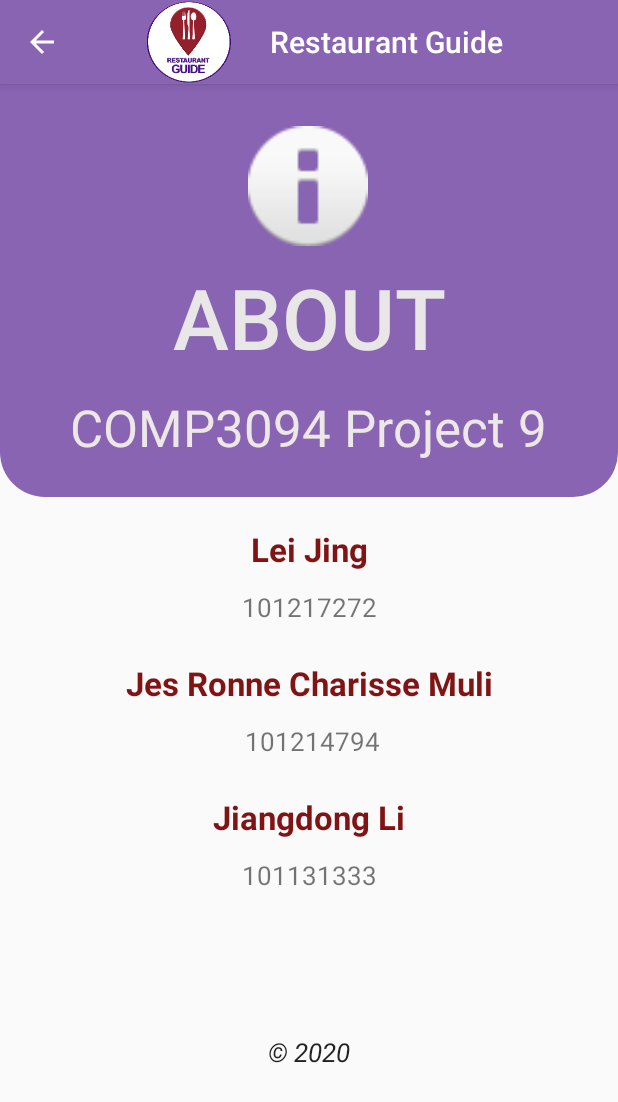
After one commit to 101131333/comp3074_project, an Android app: the AboutActivity screen opened directly, with no data from a screen before it, on a phone screen of 412 x 824 dp. The commit adds this screen. Shown: the top 1102 px of the screen. Run offline under Robolectric (Android 15) with nearby library versions, the phone set to English and light mode, and no system bars.

Commit message:
add about activity, customize action bar

```diff
--- /dev/null
+++ b/app/src/main/java/ca/gbc/comp3074/restaurantguide/AboutActivity.java
@@ -0,0 +1,14 @@
+package ca.gbc.comp3074.restaurantguide;
+
+import androidx.appcompat.app.AppCompatActivity;
+
+import android.os.Bundle;
+
+public class AboutActivity extends AppCompatActivity {
+
+    @Override
+    protected void onCreate(Bundle savedInstanceState) {
+        super.onCreate(savedInstanceState);
+        setContentView(R.layout.activity_about);
+    }
+}
--- a/app/src/main/java/ca/gbc/comp3074/restaurantguide/MainActivity.java
+++ b/app/src/main/java/ca/gbc/comp3074/restaurantguide/MainActivity.java
@@ -1,11 +1,16 @@
 package ca.gbc.comp3074.restaurantguide;
 
+import androidx.annotation.NonNull;
 import androidx.appcompat.app.AppCompatActivity;
 
 import android.annotation.SuppressLint;
+import android.app.ActionBar;
 import android.content.Intent;
 import android.os.Bundle;
 import android.os.Handler;
+import android.view.Menu;
+import android.view.MenuInflater;
+import android.view.MenuItem;
 import android.view.WindowManager;
 import android.view.animation.Animation;
 import android.view.animation.AnimationUtils;
@@ -14,15 +19,36 @@ import android.widget.TextView;
 
 public class MainActivity extends AppCompatActivity {
 
-
     @SuppressLint("ResourceType")
     @Override
     protected void onCreate(Bundle savedInstanceState) {
         super.onCreate(savedInstanceState);
         setContentView(R.layout.activity_main);
-
-
     }
 
+    //opens About Activity
+    private void openAboutActivity(){
+        Intent start = new Intent(getApplicationContext(), AboutActivity.class);
+        startActivity(start);
+    }
+
+    // menu implementation
+    @Override
+    public boolean onCreateOptionsMenu(Menu menu) {
+        MenuInflater inf = getMenuInflater();
+        inf.inflate(R.menu.main_menu, menu);
+        return true;
+    }
+
+    // if menu is clicked
+    @Override
+    public boolean onOptionsItemSelected(@NonNull MenuItem item) {
+        switch (item.getItemId()) {
+            case R.id.menuAbout:
+                openAboutActivity();
+            default:
+                return super.onOptionsItemSelected(item);
+        }
+    }
 
 }
--- a/app/src/main/java/ca/gbc/comp3074/restaurantguide/splash_screen.java
+++ b/app/src/main/java/ca/gbc/comp3074/restaurantguide/splash_screen.java
@@ -21,7 +21,7 @@ public class splash_screen extends AppCompatActivity {
     ImageView image;
     ProgressBar progress;
 
-    private static int SPLASH_SCREEN = 6000; // 5sec to MainActivity
+    private static int SPLASH_SCREEN = 6000; // 6sec to MainActivity
     private ProgressBar progressBar;
     private TextView loading;
     private int status = 0;
@@ -32,7 +32,7 @@ public class splash_screen extends AppCompatActivity {
     protected void onCreate(Bundle savedInstanceState) {
         super.onCreate(savedInstanceState);
         // hide status and action bar
-        getWindow().setFlags(WindowManager.LayoutParams.FLAG_FULLSCREEN, WindowManager.LayoutParams.FLAG_FULLSCREEN);
+        //getWindow().setFlags(WindowManager.LayoutParams.FLAG_FULLSCREEN, WindowManager.LayoutParams.FLAG_FULLSCREEN);
         setContentView(R.layout.activity_splash_screen);
 
         // Animations
--- /dev/null
+++ b/app/src/main/res/drawable/shape.xml
@@ -0,0 +1,8 @@
+<?xml version="1.0" encoding="UTF-8"?>
+<shape xmlns:android="http://schemas.android.com/apk/res/android"
+    android:shape="rectangle">
+    <corners
+        android:bottomLeftRadius="30dp"
+        android:bottomRightRadius="30dp" />
+
+</shape>
--- /dev/null
+++ b/app/src/main/res/layout/activity_about.xml
@@ -0,0 +1,152 @@
+<?xml version="1.0" encoding="utf-8"?>
+<androidx.constraintlayout.widget.ConstraintLayout xmlns:android="http://schemas.android.com/apk/res/android"
+    xmlns:app="http://schemas.android.com/apk/res-auto"
+    xmlns:tools="http://schemas.android.com/tools"
+    android:layout_width="match_parent"
+    android:layout_height="match_parent"
+    tools:context=".AboutActivity">
+
+    <ImageView
+        android:id="@+id/imageView4"
+        android:layout_width="match_parent"
+        android:layout_height="275dp"
+        android:background="@drawable/shape"
+        android:backgroundTint="#8864B3"
+        app:layout_constraintBottom_toBottomOf="parent"
+        app:layout_constraintEnd_toEndOf="parent"
+        app:layout_constraintHorizontal_bias="0.0"
+        app:layout_constraintStart_toStartOf="parent"
+        app:layout_constraintTop_toTopOf="parent"
+        app:layout_constraintVertical_bias="0.0" />
+
+    <ImageView
+        android:id="@+id/info_logo"
+        android:layout_width="96dp"
+        android:layout_height="80dp"
+        app:layout_constraintBottom_toBottomOf="parent"
+        app:layout_constraintEnd_toEndOf="parent"
+        app:layout_constraintHorizontal_bias="0.498"
+        app:layout_constraintStart_toStartOf="parent"
+        app:layout_constraintTop_toTopOf="parent"
+        app:layout_constraintVertical_bias="0.041"
+        app:srcCompat="@android:drawable/ic_dialog_info" />
+
+    <TextView
+        android:id="@+id/aboutText"
+        android:layout_width="269dp"
+        android:layout_height="78dp"
+        android:layout_marginTop="10dp"
+        android:fontFamily="sans-serif-medium"
+        android:text="ABOUT"
+        android:textAlignment="center"
+        android:textAppearance="@style/TextAppearance.AppCompat.Display3"
+        android:textColor="#E8E6E6"
+        app:layout_constraintBottom_toBottomOf="parent"
+        app:layout_constraintEnd_toEndOf="parent"
+        app:layout_constraintStart_toStartOf="parent"
+        app:layout_constraintTop_toBottomOf="@+id/info_logo"
+        app:layout_constraintVertical_bias="0.0" />
+
+    <TextView
+        android:id="@+id/titleText"
+        android:layout_width="wrap_content"
+        android:layout_height="wrap_content"
+        android:layout_marginTop="10dp"
+        android:text="COMP3094 Project 9"
+        android:textAppearance="@style/TextAppearance.AppCompat.Display1"
+        android:textColor="#EDE7E7"
+        app:layout_constraintEnd_toEndOf="parent"
+        app:layout_constraintHorizontal_bias="0.493"
+        app:layout_constraintStart_toStartOf="parent"
+        app:layout_constraintTop_toBottomOf="@+id/aboutText" />
+
+    <TextView
+        android:id="@+id/Lei"
+        android:layout_width="wrap_content"
+        android:layout_height="wrap_content"
+        android:layout_marginTop="44dp"
+        android:text="Lei Jing"
+        android:textAppearance="@style/TextAppearance.AppCompat.Large"
+        android:textColor="#801414"
+        android:textStyle="bold"
+        app:layout_constraintEnd_toEndOf="parent"
+        app:layout_constraintStart_toStartOf="parent"
+        app:layout_constraintTop_toBottomOf="@+id/titleText" />
+
+    <TextView
+        android:id="@+id/LeiID"
+        android:layout_width="wrap_content"
+        android:layout_height="wrap_content"
+        android:layout_marginTop="12dp"
+        android:textAlignment="viewStart"
+        android:textSize="17dp"
+        android:text="101217272"
+        app:layout_constraintEnd_toEndOf="parent"
+        app:layout_constraintStart_toStartOf="parent"
+        app:layout_constraintTop_toBottomOf="@+id/Lei" />
+
+    <TextView
+        android:id="@+id/Jes"
+        android:layout_width="wrap_content"
+        android:layout_height="wrap_content"
+        android:layout_marginTop="24dp"
+        android:text="Jes Ronne Charisse Muli"
+        android:textAppearance="@style/TextAppearance.AppCompat.Large"
+        android:textColor="#801414"
+        android:textStyle="bold"
+        app:layout_constraintEnd_toEndOf="parent"
+        app:layout_constraintStart_toStartOf="parent"
+        app:layout_constraintTop_toBottomOf="@+id/LeiID" />
+
+    <TextView
+        android:id="@+id/Jiangdong"
+        android:layout_width="wrap_content"
+        android:layout_height="wrap_content"
+        android:layout_marginTop="24dp"
+        android:text="Jiangdong Li"
+        android:textAppearance="@style/TextAppearance.AppCompat.Large"
+        android:textColor="#801414"
+        android:textStyle="bold"
+        app:layout_constraintEnd_toEndOf="parent"
+        app:layout_constraintStart_toStartOf="parent"
+        app:layout_constraintTop_toBottomOf="@+id/JesID" />
+
+    <TextView
+        android:id="@+id/JesID"
+        android:layout_width="wrap_content"
+        android:layout_height="wrap_content"
+        android:layout_marginTop="12dp"
+        android:text="101214794"
+        android:textSize="17dp"
+        app:layout_constraintEnd_toEndOf="parent"
+        app:layout_constraintHorizontal_bias="0.507"
+        app:layout_constraintStart_toStartOf="parent"
+        app:layout_constraintTop_toBottomOf="@+id/Jes" />
+
+    <TextView
+        android:id="@+id/JiandongID"
+        android:layout_width="wrap_content"
+        android:layout_height="wrap_content"
+        android:layout_marginTop="12dp"
+        android:text="101131333"
+        android:textSize="17dp"
+        app:layout_constraintEnd_toEndOf="parent"
+        app:layout_constraintStart_toStartOf="parent"
+        app:layout_constraintTop_toBottomOf="@+id/Jiangdong" />
+
+    <TextView
+        android:id="@+id/copyright"
+        android:layout_width="wrap_content"
+        android:layout_height="wrap_content"
+        android:layout_marginTop="64dp"
+        android:text="© 2020"
+        android:textAppearance="@style/TextAppearance.AppCompat.Body1"
+        android:textSize="17dp"
+        android:textStyle="italic"
+        app:layout_constraintBottom_toBottomOf="parent"
+        app:layout_constraintEnd_toEndOf="parent"
+        app:layout_constraintStart_toStartOf="parent"
+        app:layout_constraintTop_toBottomOf="@+id/JiandongID"
+        app:layout_constraintVertical_bias="0.214" />
+
+</androidx.constraintlayout.widget.ConstraintLayout>
--- /dev/null
+++ b/app/src/main/res/layout/activity_add_resto.xml
@@ -0,0 +1,9 @@
+<?xml version="1.0" encoding="utf-8"?>
+<androidx.constraintlayout.widget.ConstraintLayout xmlns:android="http://schemas.android.com/apk/res/android"
+    xmlns:app="http://schemas.android.com/apk/res-auto"
+    xmlns:tools="http://schemas.android.com/tools"
+    android:layout_width="match_parent"
+    android:layout_height="match_parent"
+    tools:context=".AddRestoActivity">
+
+</androidx.constraintlayout.widget.ConstraintLayout>
--- a/app/src/main/res/layout/activity_main.xml
+++ b/app/src/main/res/layout/activity_main.xml
@@ -6,7 +6,6 @@
     android:layout_height="match_parent"
     tools:context=".MainActivity"
     >
-
 
     <TextView
         android:layout_width="wrap_content"
--- /dev/null
+++ b/app/src/main/res/layout/activity_resto_info.xml
@@ -0,0 +1,9 @@
+<?xml version="1.0" encoding="utf-8"?>
+<androidx.constraintlayout.widget.ConstraintLayout xmlns:android="http://schemas.android.com/apk/res/android"
+    xmlns:app="http://schemas.android.com/apk/res-auto"
+    xmlns:tools="http://schemas.android.com/tools"
+    android:layout_width="match_parent"
+    android:layout_height="match_parent"
+    tools:context=".RestoInfoActivity">
+
+</androidx.constraintlayout.widget.ConstraintLayout>
--- /dev/null
+++ b/app/src/main/res/layout/activity_search_resto.xml
@@ -0,0 +1,9 @@
+<?xml version="1.0" encoding="utf-8"?>
+<androidx.constraintlayout.widget.ConstraintLayout xmlns:android="http://schemas.android.com/apk/res/android"
+    xmlns:app="http://schemas.android.com/apk/res-auto"
+    xmlns:tools="http://schemas.android.com/tools"
+    android:layout_width="match_parent"
+    android:layout_height="match_parent"
+    tools:context=".SearchRestoActivity">
+
+</androidx.constraintlayout.widget.ConstraintLayout>
--- /dev/null
+++ b/app/src/main/res/menu/main_menu.xml
@@ -0,0 +1,10 @@
+<?xml version="1.0" encoding="utf-8"?>
+<menu xmlns:app="http://schemas.android.com/apk/res-auto"
+    xmlns:android="http://schemas.android.com/apk/res/android">
+
+    <item
+        android:id="@+id/menuAbout"
+        android:icon="@android:drawable/ic_dialog_info"
+        android:title="About"
+        app:showAsAction="ifRoom|withText" />
+</menu>
--- a/app/src/main/res/values/colors.xml
+++ b/app/src/main/res/values/colors.xml
@@ -3,4 +3,6 @@
     <color name="colorPrimary">#6200EE</color>
     <color name="colorPrimaryDark">#3700B3</color>
     <color name="colorAccent">#03DAC5</color>
+
+    <color name="colorActionBar">#8864B3</color>
 </resources>
--- a/app/src/main/res/values/styles.xml
+++ b/app/src/main/res/values/styles.xml
@@ -1,10 +1,50 @@
 <resources>
     <!-- Base application theme. -->
-    <style name="AppTheme" parent="Theme.AppCompat.Light.NoActionBar">
-        <!-- Customize your theme here. -->
+
+    <style name="AppTheme" parent="Theme.AppCompat.Light.DarkActionBar">
+        <!-- Customize your theme here.
         <item name="colorPrimary">@color/colorPrimary</item>
         <item name="colorPrimaryDark">@color/colorPrimaryDark</item>
         <item name="colorAccent">@color/colorAccent</item>
+           -->
+        <item name="android:actionBarStyle">@style/MyActionBar</item>
+        <item name="actionBarStyle">@style/MyActionBar</item>
+
+    </style>
+
+    <style name="MyActionBar"
+        parent="@style/Widget.AppCompat.Light.ActionBar.Solid.Inverse">
+        <item name="android:background">@color/colorActionBar</item>
+        <item name="background">@color/colorActionBar</item>
+
+        <item name="android:icon">@mipmap/resto_logo_foreground</item>
+        <item name="logo">@mipmap/resto_logo_foreground</item>
+        <item name="displayOptions">useLogo|showHome|showTitle</item>
+    </style>
+
+
+    <!-- Action Bar Style for Main Activity -->
+    <style name="AppTheme.Main" parent="Theme.AppCompat.Light.DarkActionBar">
+        <!-- Customize your theme here. -->
+        <item name="android:actionBarStyle">@style/MainActionBar</item>
+        <item name="actionBarStyle">@style/MainActionBar</item>
+    </style>
+
+    <style name="MainActionBar"
+        parent="@style/Widget.AppCompat.Light.ActionBar.Solid.Inverse">
+        <item name="android:background">@color/colorActionBar</item>
+        <item name="background">@color/colorActionBar</item>
+        <item name="android:icon">@mipmap/resto_logo_foreground</item>
+        <item name="android:layout_marginLeft">-30dp</item>
+        <item name="logo">@mipmap/resto_logo_foreground</item>
+        <item name="displayOptions">useLogo|showHome|showTitle</item>
+    </style>
+
+
+    <!-- remove action bar of splash screen -->
+    <style name="AppTheme.NoActionBar">
+        <item name="windowActionBar">false</item>
+        <item name="windowNoTitle">true</item>
     </style>
 
 </resources>
```
Also changed, not shown: app/src/main/AndroidManifest.xml (+6 -6 lines).
